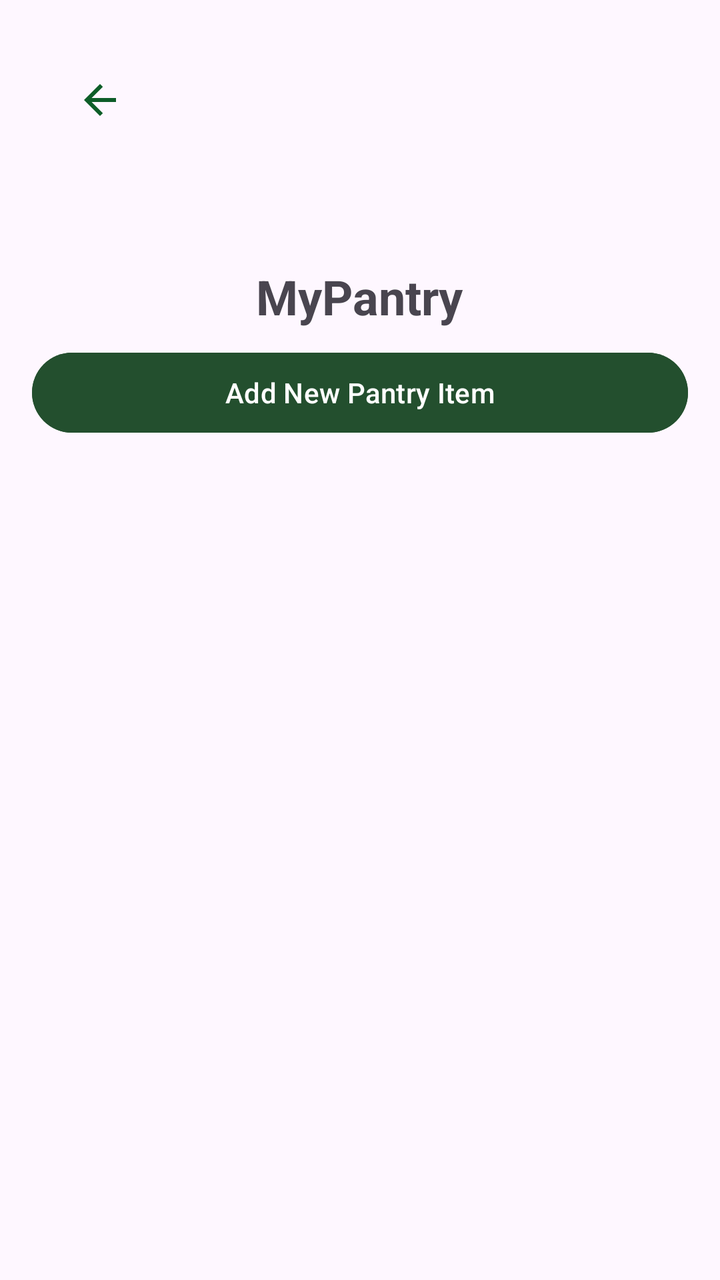
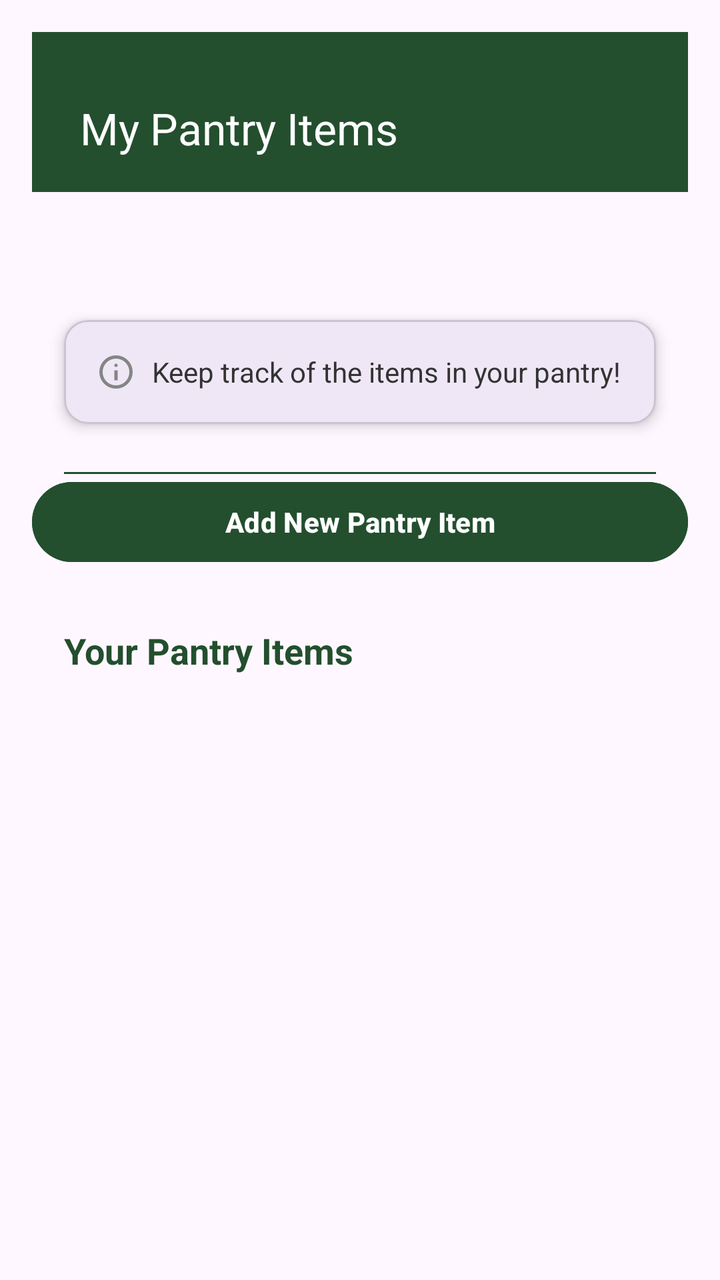

Screens rendered from an Android XML layout before and after an edit, with the pre-edit source and the edit as a unified diff.
<!-- AndroidManifest.xml: application theme Theme.Material3.DayNight.NoActionBar -->
<!-- res/layout/fragment_my_pantry.xml -->
<?xml version="1.0" encoding="utf-8"?>
<LinearLayout
    xmlns:android="http://schemas.android.com/apk/res/android"
    android:layout_width="match_parent"
    android:layout_height="match_parent"
    android:orientation="vertical"
    android:padding="16dp">


    <ImageButton
        android:id="@+id/backButton"
        android:layout_width="48dp"
        android:layout_height="48dp"
        android:src="@drawable/outline_arrow_back_24"
        android:contentDescription="Back"
        android:background="?attr/selectableItemBackgroundBorderless"
        android:layout_margin="10dp" />
    <View
        android:layout_width="match_parent"
        android:layout_height="48dp" />
    <TextView
        android:id="@+id/pantryTitle"
        android:layout_width="wrap_content"
        android:layout_height="wrap_content"
        android:text="MyPantry"
        android:textSize="24sp"
        android:textStyle="bold"
        android:layout_gravity="center_horizontal"
        android:paddingBottom="8dp" />

    <Button
        android:id="@+id/addItemButton"
        android:layout_width="match_parent"
        android:layout_height="wrap_content"
        android:text="Add New Pantry Item"
        android:backgroundTint="#234F2E"
        android:textColor="@android:color/white"
        android:layout_marginBottom="12dp" />

    <androidx.recyclerview.widget.RecyclerView
        android:id="@+id/pantryRecyclerView"
        android:layout_width="match_parent"
        android:layout_height="0dp"
        android:layout_weight="1"
        android:scrollbars="vertical" />

</LinearLayout>
<!-- resources referenced by this layout -->
<resources>
  <!-- drawable outline_arrow_back_24 (drawable) -->
  <vector xmlns:android="http://schemas.android.com/apk/res/android" android:autoMirrored="true" android:height="24dp" android:tint="#0D5D28" android:viewportHeight="960" android:viewportWidth="960" android:width="24dp">
        
      <path android:fillColor="@android:color/white" android:pathData="M313,520L537,744L480,800L160,480L480,160L537,216L313,440L800,440L800,520L313,520Z"/>
      
  </vector>
</resources>

<!-- the commit's change to res/layout/fragment_my_pantry.xml (unified diff, before → after) -->
@@ -1,33 +1,70 @@
 <?xml version="1.0" encoding="utf-8"?>
-<LinearLayout
-    xmlns:android="http://schemas.android.com/apk/res/android"
+<LinearLayout xmlns:android="http://schemas.android.com/apk/res/android"
     android:layout_width="match_parent"
     android:layout_height="match_parent"
+    xmlns:app="http://schemas.android.com/apk/res-auto"
     android:orientation="vertical"
     android:padding="16dp">
 
+    
+    <androidx.appcompat.widget.Toolbar
+        android:id="@+id/topToolbar"
+        android:layout_width="match_parent"
+        android:layout_height="80dp"
+        android:paddingTop="16dp"
+        android:background="#234F2E"
+        app:title="My Pantry Items"
+        app:titleTextColor="@android:color/white"
+        app:titleMarginStart="24dp" />
 
-    <ImageButton
-        android:id="@+id/backButton"
-        android:layout_width="48dp"
-        android:layout_height="48dp"
-        android:src="@drawable/outline_arrow_back_24"
-        android:contentDescription="Back"
-        android:background="?attr/selectableItemBackgroundBorderless"
-        android:layout_margin="10dp" />
     <View
         android:layout_width="match_parent"
         android:layout_height="48dp" />
-    <TextView
-        android:id="@+id/pantryTitle"
-        android:layout_width="wrap_content"
+
+
+
+
+
+
+
+
+
+    <com.google.android.material.card.MaterialCardView
+        android:layout_width="match_parent"
         android:layout_height="wrap_content"
-        android:text="MyPantry"
-        android:textSize="24sp"
-        android:textStyle="bold"
-        android:layout_gravity="center_horizontal"
-        android:paddingBottom="8dp" />
+        android:layout_margin="16dp"
+        app:cardElevation="4dp"
+        app:cardCornerRadius="12dp">
 
+        <LinearLayout
+            android:orientation="horizontal"
+            android:padding="16dp"
+            android:gravity="center_vertical"
+            android:layout_width="match_parent"
+            android:layout_height="wrap_content">
+
+            <ImageView
+                android:layout_width="20dp"
+                android:layout_height="20dp"
+                android:src="@drawable/outline_info_24"/>
+
+            <TextView
+                android:layout_marginStart="8dp"
+                android:text="Keep track of the items in your pantry!"
+                android:textColor="#333"
+                android:textSize="14sp"
+                android:layout_width="wrap_content"
+                android:layout_height="wrap_content"/>
+        </LinearLayout>
+
+    </com.google.android.material.card.MaterialCardView>
+
+    <View
+        android:layout_width="match_parent"
+        android:layout_height="1dp"
+        android:background="#234F2E"
+        android:layout_marginHorizontal="16dp"
+        android:layout_marginTop="8dp"/>
     <Button
         android:id="@+id/addItemButton"
         android:layout_width="match_parent"
@@ -35,7 +72,21 @@
         android:text="Add New Pantry Item"
         android:backgroundTint="#234F2E"
         android:textColor="@android:color/white"
-        android:layout_marginBottom="12dp" />
+        android:layout_marginBottom="12dp"
+        android:textStyle="bold"/>
+
+    <TextView
+        android:layout_width="wrap_content"
+        android:layout_height="wrap_content"
+        android:text="Your Pantry Items"
+        android:textStyle="bold"
+        android:textSize="18sp"
+        android:layout_marginTop="16dp"
+        android:layout_marginStart="16dp"
+        android:textColor="#234F2E"/>
+
+
+
 
     <androidx.recyclerview.widget.RecyclerView
         android:id="@+id/pantryRecyclerView"
<!-- resource entries referenced after the edit -->
@@ -1,9 +1,9 @@
 <!-- resources referenced by this layout -->
 <resources>
-  <!-- drawable outline_arrow_back_24 (drawable) -->
-  <vector xmlns:android="http://schemas.android.com/apk/res/android" android:autoMirrored="true" android:height="24dp" android:tint="#0D5D28" android:viewportHeight="960" android:viewportWidth="960" android:width="24dp">
+  <!-- drawable outline_info_24 (drawable) -->
+  <vector xmlns:android="http://schemas.android.com/apk/res/android" android:height="24dp" android:tint="#838684" android:viewportHeight="960" android:viewportWidth="960" android:width="24dp">
         
-      <path android:fillColor="@android:color/white" android:pathData="M313,520L537,744L480,800L160,480L480,160L537,216L313,440L800,440L800,520L313,520Z"/>
+      <path android:fillColor="@android:color/white" android:pathData="M440,680L520,680L520,440L440,440L440,680ZM480,360Q497,360 508.5,348.5Q520,337 520,320Q520,303 508.5,291.5Q497,280 480,280Q463,280 451.5,291.5Q440,303 440,320Q440,337 451.5,348.5Q463,360 480,360ZM480,880Q397,880 324,848.5Q251,817 197,763Q143,709 111.5,636Q80,563 80,480Q80,397 111.5,324Q143,251 197,197Q251,143 324,111.5Q397,80 480,80Q563,80 636,111.5Q709,143 763,197Q817,251 848.5,324Q880,397 880,480Q880,563 848.5,636Q817,709 763,763Q709,817 636,848.5Q563,880 480,880ZM480,800Q614,800 707,707Q800,614 800,480Q800,346 707,253Q614,160 480,160Q346,160 253,253Q160,346 160,480Q160,614 253,707Q346,800 480,800ZM480,480Q480,480 480,480Q480,480 480,480Q480,480 480,480Q480,480 480,480Q480,480 480,480Q480,480 480,480Q480,480 480,480Q480,480 480,480Z"/>
       
   </vector>
 </resources>
